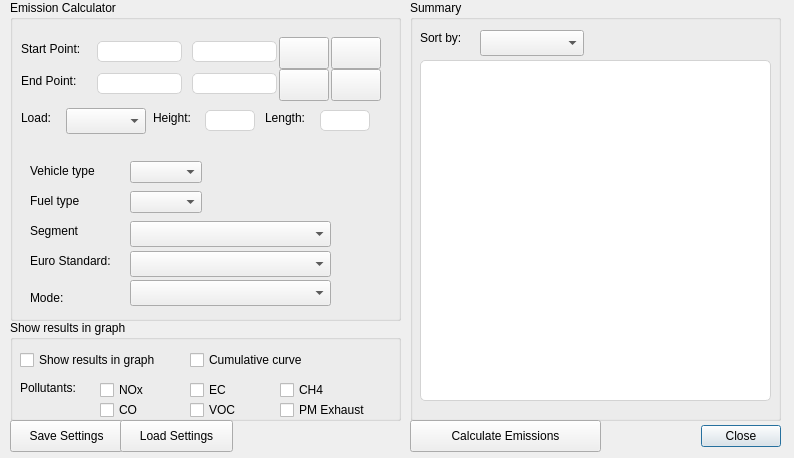
First picture: the form in road_emission_calculator_dialog_base.ui, repository NPRA/RoadEmissionCalculator, before the edit.
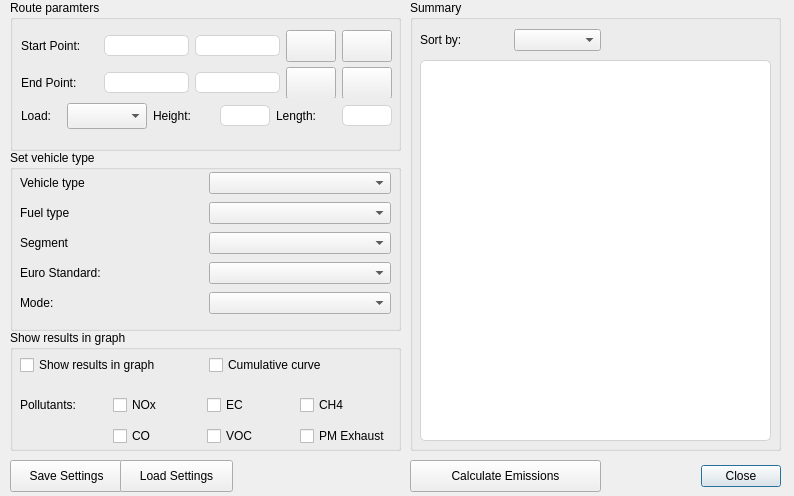
Second picture: the form after the edit. Icons and pictures are not drawn.

What changed in the file:
```diff
--- a/road_emission_calculator_dialog_base.ui
+++ b/road_emission_calculator_dialog_base.ui
@@ -10,7 +10,7 @@
     <x>0</x>
     <y>0</y>
     <width>794</width>
-    <height>458</height>
+    <height>496</height>
    </rect>
   </property>
   <property name="windowTitle">
@@ -23,7 +23,7 @@
    <property name="geometry">
     <rect>
      <x>610</x>
-     <y>420</y>
+     <y>460</y>
      <width>171</width>
      <height>32</height>
     </rect>
@@ -41,7 +41,7 @@
      <x>410</x>
      <y>0</y>
      <width>371</width>
-     <height>421</height>
+     <height>451</height>
     </rect>
    </property>
    <property name="title">
@@ -53,7 +53,7 @@
       <x>10</x>
       <y>60</y>
       <width>351</width>
-      <height>341</height>
+      <height>381</height>
      </rect>
     </property>
     <property name="styleSheet">
@@ -62,28 +62,27 @@
 </string>
     </property>
    </widget>
-   <widget class="QComboBox" name="cmbBoxSortBy">
-    <property name="geometry">
-     <rect>
-      <x>70</x>
-      <y>30</y>
-      <width>104</width>
-      <height>26</height>
-     </rect>
-    </property>
-   </widget>
-   <widget class="QLabel" name="label_12">
+   <widget class="QWidget" name="layoutWidget">
     <property name="geometry">
      <rect>
       <x>10</x>
-      <y>30</y>
-      <width>60</width>
-      <height>16</height>
+      <y>20</y>
+      <width>181</width>
+      <height>41</height>
      </rect>
     </property>
-    <property name="text">
-     <string>Sort by:</string>
-    </property>
+    <layout class="QGridLayout" name="gridLayout_6">
+     <item row="0" column="1">
+      <widget class="QComboBox" name="cmbBoxSortBy"/>
+     </item>
+     <item row="0" column="0">
+      <widget class="QLabel" name="label_12">
+       <property name="text">
+        <string>Sort by:</string>
+       </property>
+      </widget>
+     </item>
+    </layout>
    </widget>
   </widget>
   <widget class="QWidget" name="widgetLoading" native="true">
@@ -95,13 +94,13 @@
      <x>5</x>
      <y>5</y>
      <width>785</width>
-     <height>445</height>
+     <height>485</height>
     </rect>
    </property>
    <property name="minimumSize">
     <size>
      <width>785</width>
-     <height>445</height>
+     <height>485</height>
     </size>
    </property>
    <property name="maximumSize">
@@ -115,130 +114,100 @@
    <property name="geometry">
     <rect>
      <x>10</x>
-     <y>320</y>
+     <y>330</y>
      <width>391</width>
-     <height>101</height>
+     <height>121</height>
     </rect>
    </property>
    <property name="title">
     <string>Show results in graph</string>
    </property>
-   <widget class="QCheckBox" name="checkBoxShowInGraph">
+   <widget class="QWidget" name="layoutWidget">
     <property name="geometry">
      <rect>
       <x>10</x>
-      <y>30</y>
-      <width>157</width>
-      <height>20</height>
+      <y>20</y>
+      <width>371</width>
+      <height>31</height>
      </rect>
     </property>
-    <property name="text">
-     <string>Show results in graph</string>
-    </property>
+    <layout class="QGridLayout" name="gridLayout_4">
+     <item row="0" column="1">
+      <widget class="QCheckBox" name="checkBoxCumulative">
+       <property name="text">
+        <string>Cumulative curve</string>
+       </property>
+      </widget>
+     </item>
+     <item row="0" column="0">
+      <widget class="QCheckBox" name="checkBoxShowInGraph">
+       <property name="text">
+        <string>Show results in graph</string>
+       </property>
+      </widget>
+     </item>
+    </layout>
    </widget>
-   <widget class="QCheckBox" name="checkBoxCumulative">
+   <widget class="QWidget" name="layoutWidget">
     <property name="geometry">
      <rect>
-      <x>180</x>
-      <y>30</y>
-      <width>131</width>
-      <height>20</height>
-     </rect>
-    </property>
-    <property name="text">
-     <string>Cumulative curve</string>
-    </property>
-   </widget>
-   <widget class="QLabel" name="label_3">
-    <property name="geometry">
-     <rect>
       <x>10</x>
       <y>60</y>
-      <width>65</width>
-      <height>16</height>
+      <width>371</width>
+      <height>61</height>
      </rect>
     </property>
-    <property name="text">
-     <string>Pollutants:</string>
-    </property>
-   </widget>
-   <widget class="QCheckBox" name="checkBoxNox">
-    <property name="geometry">
-     <rect>
-      <x>90</x>
-      <y>60</y>
-      <width>52</width>
-      <height>20</height>
-     </rect>
-    </property>
-    <property name="text">
-     <string>NOx</string>
-    </property>
-   </widget>
-   <widget class="QCheckBox" name="checkBoxVoc">
-    <property name="geometry">
-     <rect>
-      <x>180</x>
-      <y>80</y>
-      <width>51</width>
-      <height>20</height>
-     </rect>
-    </property>
-    <property name="text">
-     <string>VOC</string>
-    </property>
-   </widget>
-   <widget class="QCheckBox" name="checkBoxCo">
-    <property name="geometry">
-     <rect>
-      <x>90</x>
-      <y>80</y>
-      <width>45</width>
-      <height>20</height>
-     </rect>
-    </property>
-    <property name="text">
-     <string>CO</string>
-    </property>
-   </widget>
-   <widget class="QCheckBox" name="checkBoxEc">
-    <property name="geometry">
-     <rect>
-      <x>180</x>
-      <y>60</y>
-      <width>45</width>
-      <height>20</height>
-     </rect>
-    </property>
-    <property name="text">
-     <string>EC</string>
-    </property>
-   </widget>
-   <widget class="QCheckBox" name="checkBoxCh4">
-    <property name="geometry">
-     <rect>
-      <x>270</x>
-      <y>60</y>
-      <width>87</width>
-      <height>20</height>
-     </rect>
-    </property>
-    <property name="text">
-     <string>CH4</string>
-    </property>
-   </widget>
-   <widget class="QCheckBox" name="checkBoxPmExhaust">
-    <property name="geometry">
-     <rect>
-      <x>270</x>
-      <y>80</y>
-      <width>91</width>
-      <height>20</height>
-     </rect>
-    </property>
-    <property name="text">
-     <string>PM Exhaust</string>
-    </property>
+    <layout class="QGridLayout" name="gridLayout_5">
+     <item row="0" column="1">
+      <widget class="QCheckBox" name="checkBoxNox">
+       <property name="text">
+        <string>NOx</string>
+       </property>
+      </widget>
+     </item>
+     <item row="1" column="3">
+      <widget class="QCheckBox" name="checkBoxPmExhaust">
+       <property name="text">
+        <string>PM Exhaust</string>
+       </property>
+      </widget>
+     </item>
+     <item row="0" column="2">
+      <widget class="QCheckBox" name="checkBoxEc">
+       <property name="text">
+        <string>EC</string>
+       </property>
+      </widget>
+     </item>
+     <item row="0" column="0">
+      <widget class="QLabel" name="label_3">
+       <property name="text">
+        <string>Pollutants:</string>
+       </property>
+      </widget>
+     </item>
+     <item row="0" column="3">
+      <widget class="QCheckBox" name="checkBoxCh4">
+       <property name="text">
+        <string>CH4</string>
+       </property>
+      </widget>
+     </item>
+     <item row="1" column="2">
+      <widget class="QCheckBox" name="checkBoxVoc">
+       <property name="text">
+        <string>VOC</string>
+       </property>
+      </widget>
+     </item>
+     <item row="1" column="1">
+      <widget class="QCheckBox" name="checkBoxCo">
+       <property name="text">
+        <string>CO</string>
+       </property>
+      </widget>
+     </item>
+    </layout>
    </widget>
   </widget>
   <widget class="QGroupBox" name="groupBoxCalculator">
@@ -247,519 +216,323 @@
      <x>10</x>
      <y>0</y>
      <width>391</width>
-     <height>321</height>
+     <height>151</height>
     </rect>
    </property>
    <property name="title">
-    <string>Emission Calculator</string>
+    <string>Route paramters</string>
    </property>
-   <widget class="QLabel" name="label_7">
+   <widget class="QWidget" name="layoutWidget">
     <property name="geometry">
      <rect>
-      <x>20</x>
-      <y>163</y>
-      <width>75</width>
-      <height>16</height>
-     </rect>
-    </property>
-    <property name="text">
-     <string>Vehicle type</string>
-    </property>
-   </widget>
-   <widget class="QComboBox" name="cmbBoxVehicleType">
-    <property name="geometry">
-     <rect>
-      <x>120</x>
-      <y>161</y>
-      <width>104</width>
-      <height>26</height>
-     </rect>
-    </property>
-    <property name="editable">
-     <bool>false</bool>
-    </property>
-    <property name="sizeAdjustPolicy">
-     <enum>QComboBox::AdjustToContents</enum>
-    </property>
-   </widget>
-   <widget class="QLabel" name="label_8">
-    <property name="geometry">
-     <rect>
-      <x>20</x>
-      <y>193</y>
-      <width>56</width>
-      <height>16</height>
-     </rect>
-    </property>
-    <property name="text">
-     <string>Fuel type</string>
-    </property>
-   </widget>
-   <widget class="QComboBox" name="cmbBoxFuelType">
-    <property name="geometry">
-     <rect>
-      <x>120</x>
-      <y>191</y>
-      <width>104</width>
-      <height>26</height>
-     </rect>
-    </property>
-    <property name="sizeAdjustPolicy">
-     <enum>QComboBox::AdjustToContents</enum>
-    </property>
-   </widget>
-   <widget class="QLabel" name="label_9">
-    <property name="geometry">
-     <rect>
-      <x>20</x>
-      <y>223</y>
-      <width>81</width>
-      <height>16</height>
-     </rect>
-    </property>
-    <property name="text">
-     <string>Segment</string>
-    </property>
-   </widget>
-   <widget class="QComboBox" name="cmbBoxSegment">
-    <property name="geometry">
-     <rect>
-      <x>120</x>
-      <y>221</y>
-      <width>201</width>
-      <height>26</height>
-     </rect>
-    </property>
-   </widget>
-   <widget class="QLabel" name="label_10">
-    <property name="geometry">
-     <rect>
-      <x>20</x>
-      <y>253</y>
-      <width>91</width>
-      <height>16</height>
-     </rect>
-    </property>
-    <property name="text">
-     <string>Euro Standard:</string>
-    </property>
-   </widget>
-   <widget class="QComboBox" name="cmbBoxEuroStd">
-    <property name="geometry">
-     <rect>
-      <x>120</x>
-      <y>251</y>
-      <width>201</width>
-      <height>26</height>
-     </rect>
-    </property>
-   </widget>
-   <widget class="QLabel" name="label_5">
-    <property name="geometry">
-     <rect>
-      <x>255</x>
-      <y>110</y>
-      <width>47</width>
-      <height>16</height>
-     </rect>
-    </property>
-    <property name="text">
-     <string>Length:</string>
-    </property>
-   </widget>
-   <widget class="QLabel" name="label_2">
-    <property name="geometry">
-     <rect>
       <x>11</x>
-      <y>41</y>
-      <width>68</width>
-      <height>16</height>
+      <y>30</y>
+      <width>371</width>
+      <height>68</height>
      </rect>
     </property>
-    <property name="text">
-     <string>Start Point:</string>
-    </property>
+    <layout class="QGridLayout" name="gridLayout">
+     <item row="1" column="1">
+      <widget class="QLineEdit" name="lineEditEndX">
+       <property name="minimumSize">
+        <size>
+         <width>85</width>
+         <height>21</height>
+        </size>
+       </property>
+       <property name="maximumSize">
+        <size>
+         <width>85</width>
+         <height>21</height>
+        </size>
+       </property>
+       <property name="styleSheet">
+        <string notr="true">QLineEdit{border: 1px solid lightgrey; border-radius:5px; }</string>
+       </property>
+      </widget>
+     </item>
+     <item row="0" column="2">
+      <widget class="QLineEdit" name="lineEditStartY">
+       <property name="minimumSize">
+        <size>
+         <width>85</width>
+         <height>21</height>
+        </size>
+       </property>
+       <property name="maximumSize">
+        <size>
+         <width>85</width>
+         <height>21</height>
+        </size>
+       </property>
+       <property name="styleSheet">
+        <string notr="true">QLineEdit{border: 1px solid lightgrey; border-radius:5px; }</string>
+       </property>
+      </widget>
+     </item>
+     <item row="1" column="2">
+      <widget class="QLineEdit" name="lineEditEndY">
+       <property name="minimumSize">
+        <size>
+         <width>85</width>
+         <height>21</height>
+        </size>
+       </property>
+       <property name="maximumSize">
+        <size>
+         <width>85</width>
+         <height>21</height>
+        </size>
+       </property>
+       <property name="styleSheet">
+        <string notr="true">QLineEdit{border: 1px solid lightgrey; border-radius:5px; }</string>
+       </property>
+      </widget>
+     </item>
+     <item row="0" column="1">
+      <widget class="QLineEdit" name="lineEditStartX">
+       <property name="minimumSize">
+        <size>
+         <width>85</width>
+         <height>21</height>
+        </size>
+       </property>
+       <property name="maximumSize">
+        <size>
+         <width>85</width>
+         <height>21</height>
+        </size>
+       </property>
+       <property name="styleSheet">
+        <string notr="true">QLineEdit{border: 1px solid lightgrey; border-radius:5px; }</string>
+       </property>
+      </widget>
+     </item>
+     <item row="0" column="4">
+      <widget class="QPushButton" name="btnRemoveStartPoint">
+       <property name="minimumSize">
+        <size>
+         <width>50</width>
+         <height>32</height>
+        </size>
+       </property>
+       <property name="maximumSize">
+        <size>
+         <width>50</width>
+         <height>32</height>
+        </size>
+       </property>
+       <property name="text">
+        <string/>
+       </property>
+       <property name="icon">
+        <iconset>
+         <normaloff>images/trash_64.png</normaloff>images/trash_64.png</iconset>
+       </property>
+       <property name="autoDefault">
+        <bool>false</bool>
+       </property>
+      </widget>
+     </item>
+     <item row="1" column="4">
+      <widget class="QPushButton" name="btnRemoveEndPoint">
+       <property name="minimumSize">
+        <size>
+         <width>50</width>
+         <height>32</height>
+        </size>
+       </property>
+       <property name="maximumSize">
+        <size>
+         <width>50</width>
+         <height>32</height>
+        </size>
+       </property>
+       <property name="text">
+        <string/>
+       </property>
+       <property name="icon">
+        <iconset>
+         <normaloff>images/trash_64.png</normaloff>images/trash_64.png</iconset>
+       </property>
+       <property name="autoDefault">
+        <bool>false</bool>
+       </property>
+      </widget>
+     </item>
+     <item row="1" column="3">
+      <widget class="QPushButton" name="btnAddEndPoint">
+       <property name="minimumSize">
+        <size>
+         <width>50</width>
+         <height>32</height>
+        </size>
+       </property>
+       <property name="maximumSize">
+        <size>
+         <width>50</width>
+         <height>32</height>
+        </size>
+       </property>
+       <property name="text">
+        <string/>
+       </property>
+       <property name="icon">
+        <iconset>
+         <normaloff>images/pencil_64.png</normaloff>images/pencil_64.png</iconset>
+       </property>
+       <property name="autoDefault">
+        <bool>false</bool>
+       </property>
+      </widget>
+     </item>
+     <item row="0" column="3">
+      <widget class="QPushButton" name="btnAddStartPoint">
+       <property name="minimumSize">
+        <size>
+         <width>50</width>
+         <height>32</height>
+        </size>
+       </property>
+       <property name="maximumSize">
+        <size>
+         <width>50</width>
+         <height>32</height>
+        </size>
+       </property>
+       <property name="text">
+        <string/>
+       </property>
+       <property name="icon">
+        <iconset>
+         <normaloff>images/pencil_64.png</normaloff>images/pencil_64.png</iconset>
+       </property>
+       <property name="autoDefault">
+        <bool>false</bool>
+       </property>
+      </widget>
+     </item>
+     <item row="1" column="0">
+      <widget class="QLabel" name="label_4">
+       <property name="text">
+        <string>End Point:</string>
+       </property>
+      </widget>
+     </item>
+     <item row="0" column="0">
+      <widget class="QLabel" name="label_2">
+       <property name="text">
+        <string>Start Point:</string>
+       </property>
+      </widget>
+     </item>
+    </layout>
    </widget>
-   <widget class="QLabel" name="label_11">
+   <widget class="QWidget" name="layoutWidget">
     <property name="geometry">
      <rect>
       <x>11</x>
-      <y>110</y>
-      <width>40</width>
-      <height>16</height>
+      <y>96</y>
+      <width>371</width>
+      <height>41</height>
      </rect>
     </property>
-    <property name="minimumSize">
-     <size>
-      <width>40</width>
-      <height>0</height>
-     </size>
-    </property>
-    <property name="maximumSize">
-     <size>
-      <width>40</width>
-      <height>16777215</height>
-     </size>
-    </property>
-    <property name="text">
-     <string>Load:</string>
-    </property>
-   </widget>
-   <widget class="QLineEdit" name="lineEditEndX">
-    <property name="geometry">
-     <rect>
-      <x>87</x>
-      <y>73</y>
-      <width>85</width>
-      <height>21</height>
-     </rect>
-    </property>
-    <property name="minimumSize">
-     <size>
-      <width>85</width>
-      <height>21</height>
-     </size>
-    </property>
-    <property name="maximumSize">
-     <size>
-      <width>85</width>
-      <height>21</height>
-     </size>
-    </property>
-    <property name="styleSheet">
-     <string notr="true">QLineEdit{border: 1px solid lightgrey; border-radius:5px; }</string>
-    </property>
-   </widget>
-   <widget class="QPushButton" name="btnAddEndPoint">
-    <property name="geometry">
-     <rect>
-      <x>269</x>
-      <y>69</y>
-      <width>50</width>
-      <height>32</height>
-     </rect>
-    </property>
-    <property name="minimumSize">
-     <size>
-      <width>50</width>
-      <height>32</height>
-     </size>
-    </property>
-    <property name="maximumSize">
-     <size>
-      <width>50</width>
-      <height>32</height>
-     </size>
-    </property>
-    <property name="text">
-     <string/>
-    </property>
-    <property name="icon">
-     <iconset>
-      <normaloff>images/pencil_64.png</normaloff>images/pencil_64.png</iconset>
-    </property>
-    <property name="autoDefault">
-     <bool>false</bool>
-    </property>
-   </widget>
-   <widget class="QComboBox" name="cmbBoxLoad">
-    <property name="geometry">
-     <rect>
-      <x>56</x>
-      <y>108</y>
-      <width>80</width>
-      <height>26</height>
-     </rect>
-    </property>
-    <property name="minimumSize">
-     <size>
-      <width>80</width>
-      <height>26</height>
-     </size>
-    </property>
-    <property name="maximumSize">
-     <size>
-      <width>80</width>
-      <height>26</height>
-     </size>
-    </property>
-   </widget>
-   <widget class="QLineEdit" name="lineEditHeight">
-    <property name="geometry">
-     <rect>
-      <x>195</x>
-      <y>110</y>
-      <width>50</width>
-      <height>21</height>
-     </rect>
-    </property>
-    <property name="minimumSize">
-     <size>
-      <width>50</width>
-      <height>21</height>
-     </size>
-    </property>
-    <property name="maximumSize">
-     <size>
-      <width>50</width>
-      <height>21</height>
-     </size>
-    </property>
-    <property name="styleSheet">
-     <string notr="true">QLineEdit{border: 1px solid lightgrey; border-radius:5px; }</string>
-    </property>
-   </widget>
-   <widget class="QLineEdit" name="lineEditStartY">
-    <property name="geometry">
-     <rect>
-      <x>182</x>
-      <y>41</y>
-      <width>85</width>
-      <height>21</height>
-     </rect>
-    </property>
-    <property name="minimumSize">
-     <size>
-      <width>85</width>
-      <height>21</height>
-     </size>
-    </property>
-    <property name="maximumSize">
-     <size>
-      <width>85</width>
-      <height>21</height>
-     </size>
-    </property>
-    <property name="styleSheet">
-     <string notr="true">QLineEdit{border: 1px solid lightgrey; border-radius:5px; }</string>
-    </property>
-   </widget>
-   <widget class="QLabel" name="label_4">
-    <property name="geometry">
-     <rect>
-      <x>11</x>
-      <y>73</y>
-      <width>62</width>
-      <height>16</height>
-     </rect>
-    </property>
-    <property name="text">
-     <string>End Point:</string>
-    </property>
-   </widget>
-   <widget class="QPushButton" name="btnAddStartPoint">
-    <property name="geometry">
-     <rect>
-      <x>269</x>
-      <y>37</y>
-      <width>50</width>
-      <height>32</height>
-     </rect>
-    </property>
-    <property name="minimumSize">
-     <size>
-      <width>50</width>
-      <height>32</height>
-     </size>
-    </property>
-    <property name="maximumSize">
-     <size>
-      <width>50</width>
-      <height>32</height>
-     </size>
-    </property>
-    <property name="text">
-     <string/>
-    </property>
-    <property name="icon">
-     <iconset>
-      <normaloff>images/pencil_64.png</normaloff>images/pencil_64.png</iconset>
-    </property>
-    <property name="autoDefault">
-     <bool>false</bool>
-    </property>
-   </widget>
-   <widget class="QLabel" name="label">
-    <property name="geometry">
-     <rect>
-      <x>143</x>
-      <y>110</y>
-      <width>44</width>
-      <height>16</height>
-     </rect>
-    </property>
-    <property name="text">
-     <string>Height:</string>
-    </property>
-   </widget>
-   <widget class="QLineEdit" name="lineEditEndY">
-    <property name="geometry">
-     <rect>
-      <x>182</x>
-      <y>73</y>
-      <width>85</width>
-      <height>21</height>
-     </rect>
-    </property>
-    <property name="minimumSize">
-     <size>
-      <width>85</width>
-      <height>21</height>
-     </size>
-    </property>
-    <property name="maximumSize">
-     <size>
-      <width>85</width>
-      <height>21</height>
-     </size>
-    </property>
-    <property name="styleSheet">
-     <string notr="true">QLineEdit{border: 1px solid lightgrey; border-radius:5px; }</string>
-    </property>
-   </widget>
-   <widget class="QPushButton" name="btnRemoveEndPoint">
-    <property name="geometry">
-     <rect>
-      <x>321</x>
-      <y>69</y>
-      <width>50</width>
-      <height>32</height>
-     </rect>
-    </property>
-    <property name="minimumSize">
-     <size>
-      <width>50</width>
-      <height>32</height>
-     </size>
-    </property>
-    <property name="maximumSize">
-     <size>
-      <width>50</width>
-      <height>32</height>
-     </size>
-    </property>
-    <property name="text">
-     <string/>
-    </property>
-    <property name="icon">
-     <iconset>
-      <normaloff>images/trash_64.png</normaloff>images/trash_64.png</iconset>
-    </property>
-    <property name="autoDefault">
-     <bool>false</bool>
-    </property>
-   </widget>
-   <widget class="QLineEdit" name="lineEditStartX">
-    <property name="geometry">
-     <rect>
-      <x>87</x>
-      <y>41</y>
-      <width>85</width>
-      <height>21</height>
-     </rect>
-    </property>
-    <property name="minimumSize">
-     <size>
-      <width>85</width>
-      <height>21</height>
-     </size>
-    </property>
-    <property name="maximumSize">
-     <size>
-      <width>85</width>
-      <height>21</height>
-     </size>
-    </property>
-    <property name="styleSheet">
-     <string notr="true">QLineEdit{border: 1px solid lightgrey; border-radius:5px; }</string>
-    </property>
-   </widget>
-   <widget class="QLineEdit" name="lineEditLength">
-    <property name="geometry">
-     <rect>
-      <x>310</x>
-      <y>110</y>
-      <width>50</width>
-      <height>21</height>
-     </rect>
-    </property>
-    <property name="minimumSize">
-     <size>
-      <width>50</width>
-      <height>21</height>
-     </size>
-    </property>
-    <property name="maximumSize">
-     <size>
-      <width>50</width>
-      <height>21</height>
-     </size>
-    </property>
-    <property name="styleSheet">
-     <string notr="true">QLineEdit{border: 1px solid lightgrey; border-radius:5px; }</string>
-    </property>
-   </widget>
-   <widget class="QPushButton" name="btnRemoveStartPoint">
-    <property name="geometry">
-     <rect>
-      <x>321</x>
-      <y>37</y>
-      <width>50</width>
-      <height>32</height>
-     </rect>
-    </property>
-    <property name="minimumSize">
-     <size>
-      <width>50</width>
-      <height>32</height>
-     </size>
-    </property>
-    <property name="maximumSize">
-     <size>
-      <width>50</width>
-      <height>32</height>
-     </size>
-    </property>
-    <property name="text">
-     <string/>
-    </property>
-    <property name="icon">
-     <iconset>
-      <normaloff>images/trash_64.png</normaloff>images/trash_64.png</iconset>
-    </property>
-    <property name="autoDefault">
-     <bool>false</bool>
-    </property>
-   </widget>
-   <widget class="QLabel" name="label_6">
-    <property name="geometry">
-     <rect>
-      <x>20</x>
-      <y>290</y>
-      <width>60</width>
-      <height>16</height>
-     </rect>
-    </property>
-    <property name="text">
-     <string>Mode:</string>
-    </property>
-   </widget>
-   <widget class="QComboBox" name="cmbBoxMode">
-    <property name="geometry">
-     <rect>
-      <x>120</x>
-      <y>280</y>
-      <width>201</width>
-      <height>26</height>
-     </rect>
-    </property>
+    <layout class="QGridLayout" name="gridLayout_2">
+     <item row="0" column="1">
+      <widget class="QComboBox" name="cmbBoxLoad">
+       <property name="minimumSize">
+        <size>
+         <width>80</width>
+         <height>26</height>
+        </size>
+       </property>
+       <property name="maximumSize">
+        <size>
+         <width>80</width>
+         <height>26</height>
+        </size>
+       </property>
+      </widget>
+     </item>
+     <item row="0" column="4">
+      <widget class="QLabel" name="label_5">
+       <property name="text">
+        <string>Length:</string>
+       </property>
+      </widget>
+     </item>
+     <item row="0" column="3">
+      <widget class="QLineEdit" name="lineEditHeight">
+       <property name="minimumSize">
+        <size>
+         <width>50</width>
+         <height>21</height>
+        </size>
+       </property>
+       <property name="maximumSize">
+        <size>
+         <width>50</width>
+         <height>21</height>
+        </size>
+       </property>
+       <property name="styleSheet">
+        <string notr="true">QLineEdit{border: 1px solid lightgrey; border-radius:5px; }</string>
+       </property>
+      </widget>
+     </item>
+     <item row="0" column="0">
+      <widget class="QLabel" name="label_11">
+       <property name="minimumSize">
+        <size>
+         <width>40</width>
+         <height>0</height>
+        </size>
+       </property>
+       <property name="maximumSize">
+        <size>
+         <width>40</width>
+         <height>16777215</height>
+        </size>
+       </property>
+       <property name="text">
+        <string>Load:</string>
+       </property>
+      </widget>
+     </item>
+     <item row="0" column="2">
+      <widget class="QLabel" name="label">
+       <property name="text">
+        <string>Height:</string>
+       </property>
+      </widget>
+     </item>
+     <item row="0" column="5">
+      <widget class="QLineEdit" name="lineEditLength">
+       <property name="minimumSize">
+        <size>
+         <width>50</width>
+         <height>21</height>
+        </size>
+       </property>
+       <property name="maximumSize">
+        <size>
+         <width>50</width>
+         <height>21</height>
+        </size>
+       </property>
+       <property name="styleSheet">
+        <string notr="true">QLineEdit{border: 1px solid lightgrey; border-radius:5px; }</string>
+       </property>
+      </widget>
+     </item>
+    </layout>
    </widget>
   </widget>
   <widget class="QPushButton" name="btnGetEmissions">
    <property name="geometry">
     <rect>
      <x>410</x>
-     <y>420</y>
+     <y>460</y>
      <width>191</width>
      <height>32</height>
     </rect>
@@ -778,7 +551,7 @@
    <property name="geometry">
     <rect>
      <x>10</x>
-     <y>420</y>
+     <y>460</y>
      <width>113</width>
      <height>32</height>
     </rect>
@@ -794,7 +567,7 @@
    <property name="geometry">
     <rect>
      <x>120</x>
-     <y>420</y>
+     <y>460</y>
      <width>113</width>
      <height>32</height>
     </rect>
@@ -806,6 +579,92 @@
     <bool>false</bool>
    </property>
   </widget>
+  <widget class="QGroupBox" name="groupBox_3">
+   <property name="geometry">
+    <rect>
+     <x>10</x>
+     <y>150</y>
+     <width>391</width>
+     <height>181</height>
+    </rect>
+   </property>
+   <property name="title">
+    <string>Set vehicle type</string>
+   </property>
+   <widget class="QWidget" name="layoutWidget">
+    <property name="geometry">
+     <rect>
+      <x>10</x>
+      <y>20</y>
+      <width>371</width>
+      <height>146</height>
+     </rect>
+    </property>
+    <layout class="QGridLayout" name="gridLayout_3">
+     <item row="2" column="1">
+      <widget class="QComboBox" name="cmbBoxSegment"/>
+     </item>
+     <item row="3" column="0">
+      <widget class="QLabel" name="label_10">
+       <property name="text">
+        <string>Euro Standard:</string>
+       </property>
+      </widget>
+     </item>
+     <item row="4" column="0">
+      <widget class="QLabel" name="label_6">
+       <property name="text">
+        <string>Mode:</string>
+       </property>
+      </widget>
+     </item>
+     <item row="4" column="1">
+      <widget class="QComboBox" name="cmbBoxMode"/>
+     </item>
+     <item row="3" column="1">
+      <widget class="QComboBox" name="cmbBoxEuroStd"/>
+     </item>
+     <item row="1" column="1">
+      <widget class="QComboBox" name="cmbBoxFuelType">
+       <property name="sizeAdjustPolicy">
+        <enum>QComboBox::AdjustToContents</enum>
+       </property>
+      </widget>
+     </item>
+     <item row="0" column="1">
+      <widget class="QComboBox" name="cmbBoxVehicleType">
+       <property name="editable">
+        <bool>false</bool>
+       </property>
+       <property name="sizeAdjustPolicy">
+        <enum>QComboBox::AdjustToContents</enum>
+       </property>
+      </widget>
+     </item>
+     <item row="0" column="0">
+      <widget class="QLabel" name="label_7">
+       <property name="text">
+        <string>Vehicle type</string>
+       </property>
+      </widget>
+     </item>
+     <item row="2" column="0">
+      <widget class="QLabel" name="label_9">
+       <property name="text">
+        <string>Segment</string>
+       </property>
+      </widget>
+     </item>
+     <item row="1" column="0">
+      <widget class="QLabel" name="label_8">
+       <property name="text">
+        <string>Fuel type</string>
+       </property>
+      </widget>
+     </item>
+    </layout>
+   </widget>
+  </widget>
   <zorder>widgetLoading</zorder>
   <zorder>button_box</zorder>
   <zorder>groupBox_2</zorder>
```
Left out of the diff: 1 changed line with no effect on the pictures.
